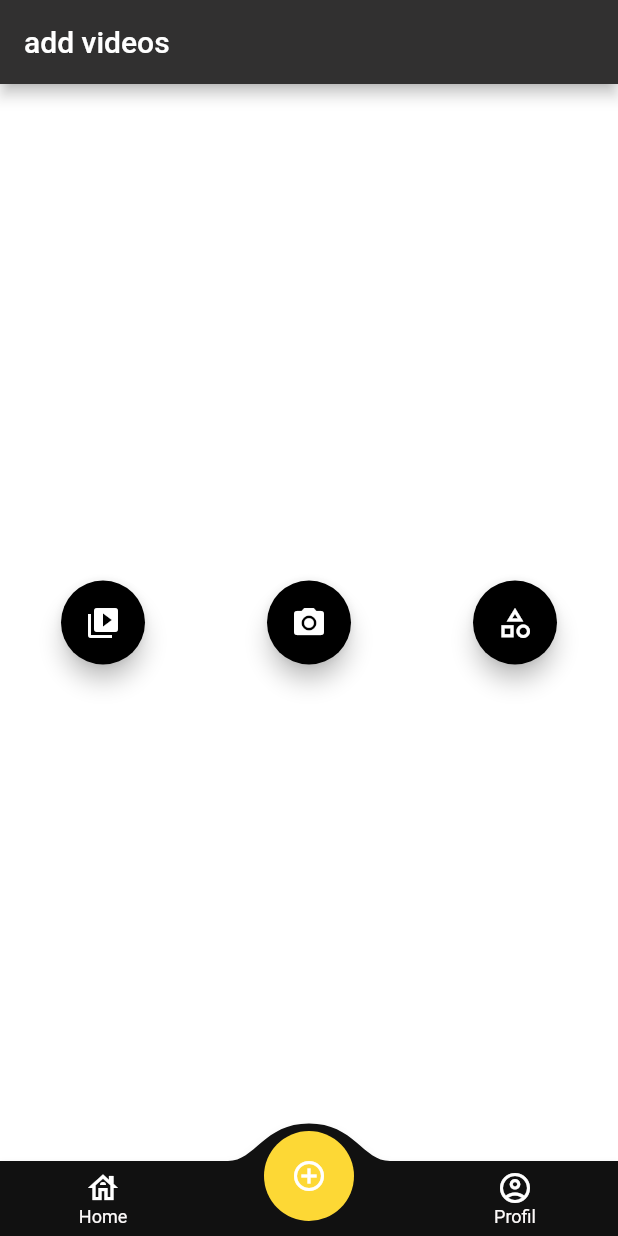
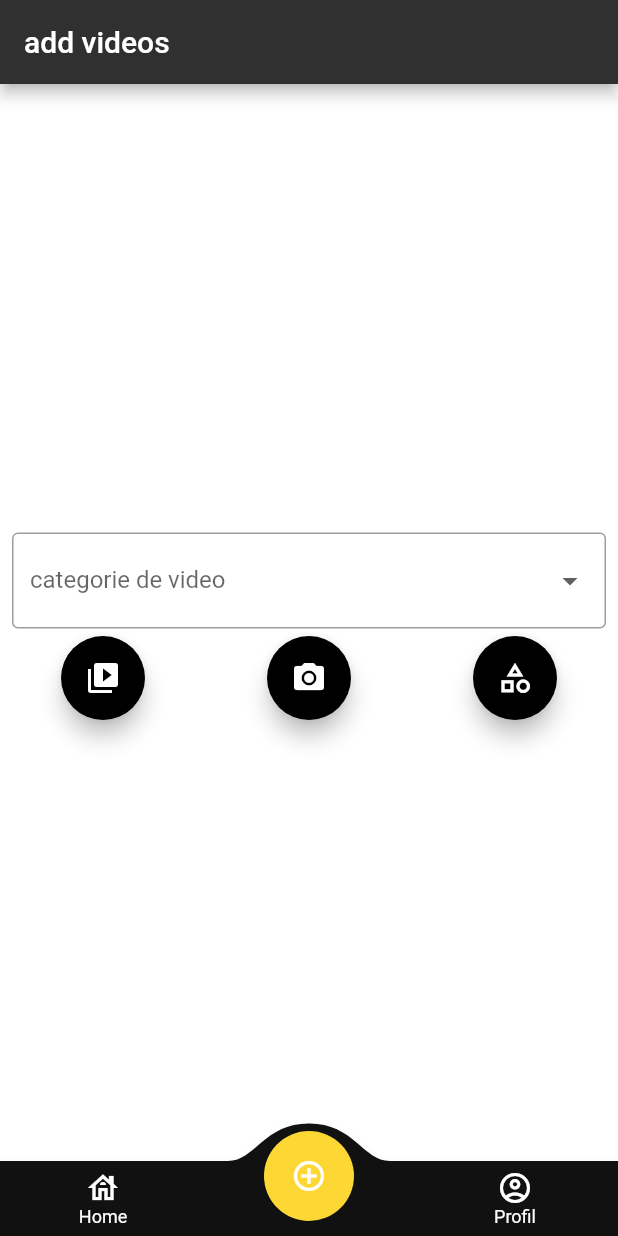
Before and after one commit to Lidzy1406/TikTok_Debut, a Flutter app: the screen it shows after launch, item 2 of the bottom bar chosen, on a phone screen of 412 x 824 dp. Run offline on Flutter 3.47's test engine with Material 2 defaults, Android fonts, the light colour scheme and no system bars; drawn by our look-alikes of convex_bottom_bar; our stand-ins replace firebase_storage, image_picker, video_player; accounts and stored records are empty; project files that could hold a hidden picture were left out.

Commit message:
Update add.dart

```diff
--- a/lib/screen/add/add.dart
+++ b/lib/screen/add/add.dart
@@ -15,7 +15,7 @@ class _VideoPickerScreenState extends State<VideoPickerScreen> {
   VideoPlayerController? _videoPlayerController;
   File? _videoFile;
   final picker = ImagePicker();
-
+  String? _selectedLanguage;
   Future<void> _pickVideoFromGallery() async {
     final pickedFile = await picker.getVideo(source: ImageSource.gallery);
     if (pickedFile != null) {
@@ -65,6 +65,38 @@ class _VideoPickerScreenState extends State<VideoPickerScreen> {
                 child: VideoPlayer(_videoPlayerController!),
               ),
 
+            Padding(
+              padding: const EdgeInsets.symmetric(horizontal: 8, vertical: 5),
+              child: DropdownButtonFormField(
+                decoration: const InputDecoration(
+                    border: OutlineInputBorder(),
+                    labelText: "categorie de video"),
+                value: _selectedLanguage,
+                onChanged: (newValue) {
+                  setState(() {
+                    _selectedLanguage = newValue;
+                  });
+                },
+                items: [
+                  DropdownMenuItem(
+                    value: "lu",
+                    child: Text("Ludique"),
+                  ),
+                  DropdownMenuItem(
+                    value: "sc",
+                    child: Text("Scolaire"),
+                  ),
+                  DropdownMenuItem(
+                    value: "mo",
+                    child: Text("motivation"),
+                  ),
+                  DropdownMenuItem(
+                    value: "co",
+                    child: Text("Comedie"),
+                  ),
+                ],
+              ),
+            ),
             Row(
                mainAxisAlignment: MainAxisAlignment.spaceAround,
               children: [
```
